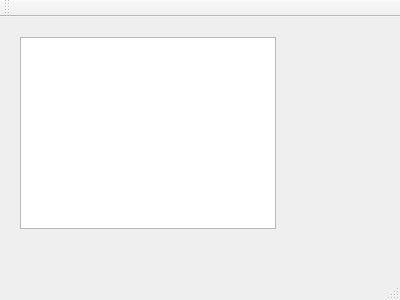
Above: src/app/settingswindow.ui from pezcode/mute8 before the change. Below: the same form after it.
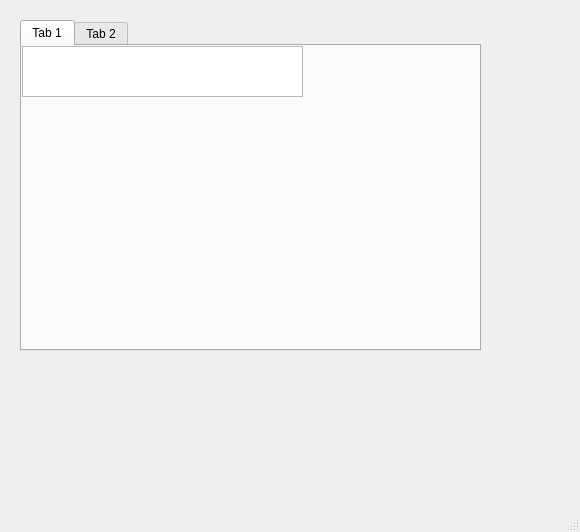
That is the form after the change.

Commit message: sample tab widget

What changed in the file:
```diff
--- a/src/app/settingswindow.ui
+++ b/src/app/settingswindow.ui
@@ -6,23 +6,43 @@
    <rect>
     <x>0</x>
     <y>0</y>
-    <width>400</width>
-    <height>300</height>
+    <width>580</width>
+    <height>532</height>
    </rect>
   </property>
   <property name="windowTitle">
    <string>SettingsWindow</string>
   </property>
   <widget class="QWidget" name="centralWidget">
-   <widget class="QListWidget" name="listWidget">
+   <widget class="QTabWidget" name="tabWidget">
     <property name="geometry">
      <rect>
       <x>20</x>
       <y>20</y>
-      <width>256</width>
-      <height>192</height>
+      <width>461</width>
+      <height>331</height>
      </rect>
     </property>
+    <widget class="QWidget" name="tab">
+     <attribute name="title">
+      <string>Tab 1</string>
+     </attribute>
+     <widget class="QListWidget" name="listWidget">
+      <property name="geometry">
+       <rect>
+        <x>0</x>
+        <y>0</y>
+        <width>281</width>
+        <height>51</height>
+       </rect>
+      </property>
+     </widget>
+    </widget>
+    <widget class="QWidget" name="tab_2">
+     <attribute name="title">
+      <string>Tab 2</string>
+     </attribute>
+    </widget>
    </widget>
   </widget>
   <widget class="QMenuBar" name="menuBar">
@@ -35,14 +55,6 @@
     </rect>
    </property>
   </widget>
-  <widget class="QToolBar" name="mainToolBar">
-   <attribute name="toolBarArea">
-    <enum>TopToolBarArea</enum>
-   </attribute>
-   <attribute name="toolBarBreak">
-    <bool>false</bool>
-   </attribute>
-  </widget>
   <widget class="QStatusBar" name="statusBar"/>
  </widget>
  <layoutdefault spacing="6" margin="11"/>
```
Left out of the diff: 2 changed lines with no effect on the pictures.
